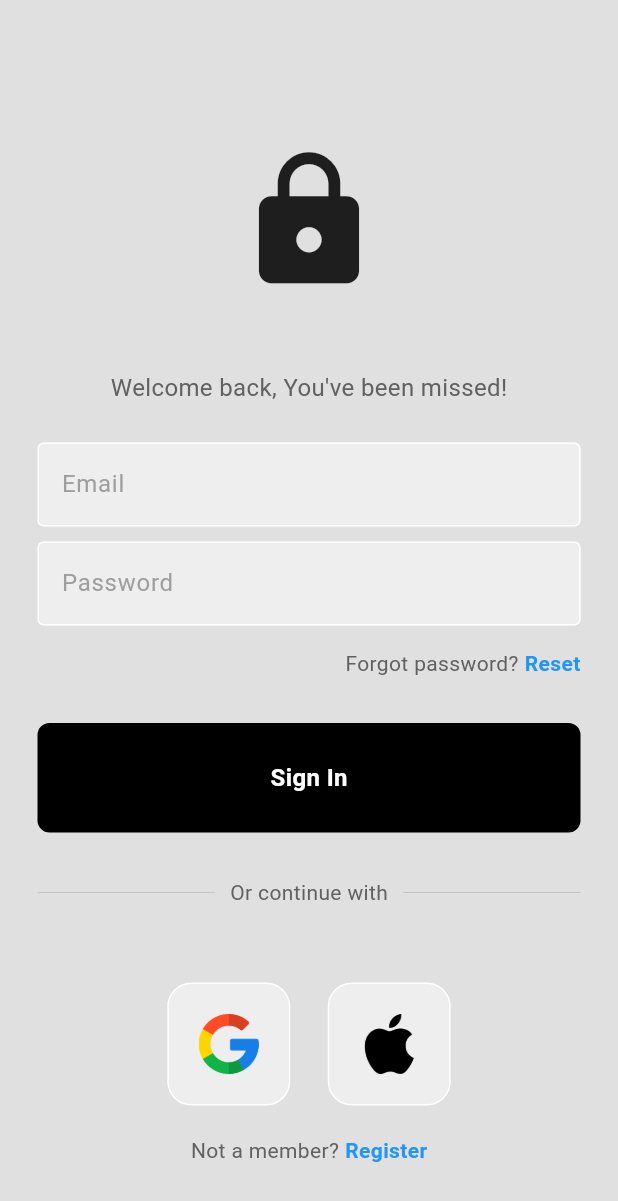
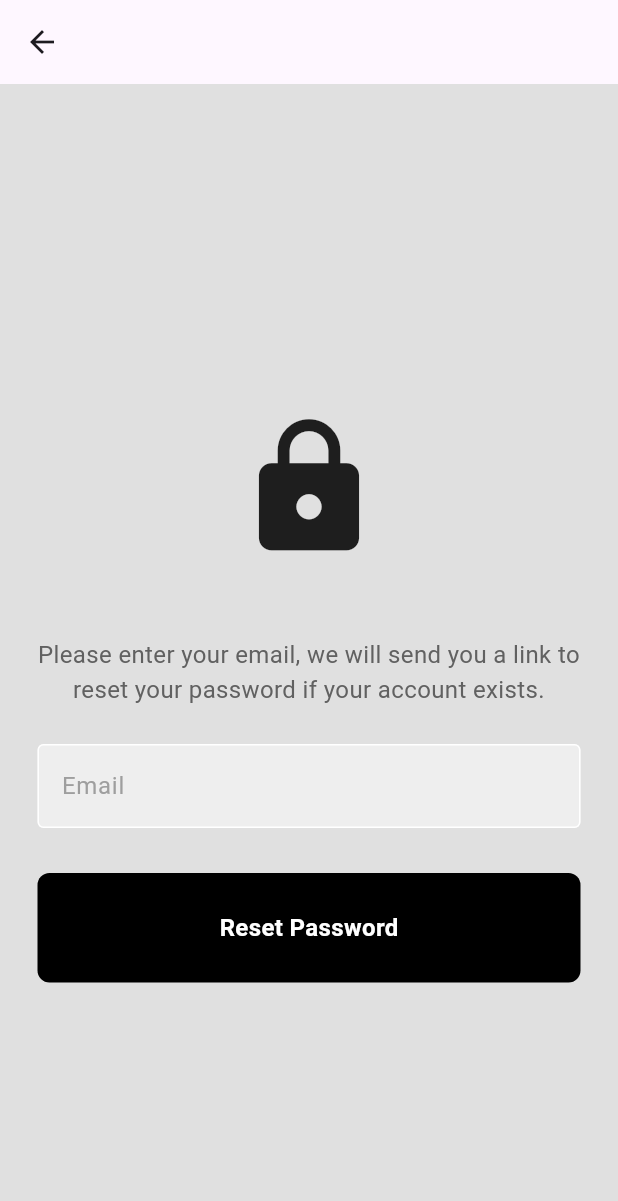
Before and after one commit to AnkhEl/eservelink, a Flutter app: the AuthWrapper screen opened directly, after a tap on "Reset", on a phone screen of 412 x 824 dp. Shown: the top 1201 px of the screen. Run offline on Flutter 3.47's test engine with Material 3 defaults, Android fonts, the phone set to English and light mode, and no system bars; our stand-ins replace cloud_firestore, dartz, equatable, firebase_auth, firebase_core, flutter_bloc and 5 more; accounts and stored records are empty.

Commit message:
Added password reset functionality
This commit introduces the ability for users to reset their passwords.

Key changes include:

- **New UI:** A `PasswordResetPage` has been created for users to enter their email and request a password reset.
- **Domain Logic:**
    - `ResetPassword` use case and `ResetPasswordParams` have been added.
    - `AuthRepository` interface now includes a `resetPassword` method.
- **Data Layer:**
    - `FirebaseAuthRepository` implements the `resetPassword` method, using Firebase Authentication's `sendPasswordResetEmail`.
- **Bloc Integration:**
    - New `AuthEvent`s: `ResetPasswordEvent`, `ShowResetPasswordPageEvent`.
    - New `AuthState`s: `AuthShowPasswordReset`, `ResetPasswordLoading`, `ResetPasswordSuccess`, `ResetPasswordFailure`.
    - `AuthBloc` now handles password reset requests and UI navigation for the reset flow.
- **Navigation:**
    - Users can navigate to the password reset page from the login page.
    - `AuthWrapper` updated to handle new password reset states.
- **Dependency Injection:** `ResetPassword` use case is registered in the DI container.
- **UI Updates:**
    - Login page now has a "Reset" link to navigate to the password reset page.
    - Success and error messages are displayed to the user during the password reset process.

```diff
--- a/lib/core/util/injection_container.dart
+++ b/lib/core/util/injection_container.dart
@@ -1,6 +1,7 @@
 import 'package:cloud_firestore/cloud_firestore.dart';
 import 'package:eservelink/features/auth/data/repositories/user_repository_impl.dart';
 import 'package:eservelink/features/auth/domain/repositories/user_repository.dart';
+import 'package:eservelink/features/auth/domain/usecases/reset_password.dart';
 import 'package:get_it/get_it.dart';
 import 'package:firebase_auth/firebase_auth.dart';
 import 'package:google_sign_in/google_sign_in.dart';
@@ -43,6 +44,7 @@ Future<void> init() async {
   sl.registerLazySingleton<SignInWithApple>(() => SignInWithApple(sl()));
   sl.registerLazySingleton<GetCurrentUser>(() => GetCurrentUser(sl()));
   sl.registerLazySingleton<SignOut>(() => SignOut(sl()));
+  sl.registerLazySingleton<ResetPassword>(() => ResetPassword(sl()));
 
   // TODO: Add other core service registrations (like network checker, local storage, etc.) here as needed
 }
--- a/lib/features/auth/data/repositories/firebase_auth_repository.dart
+++ b/lib/features/auth/data/repositories/firebase_auth_repository.dart
@@ -158,4 +158,18 @@ class FirebaseAuthRepository implements AuthRepository {
         return 'An unknown error occurred.';
     }
   }
+
+  @override
+  Future<Either<Failure, void>> resetPassword({required String email}) async {
+    try {
+      await firebaseAuth.sendPasswordResetEmail(email: email);
+      return const Right(null);
+    } on firebase_auth.FirebaseAuthException catch (e) {
+      return Left(ServerFailure(_mapFirebaseAuthError(e.code)));
+    } catch (e) {
+      return Left(
+        ServerFailure('Failed to send password reset email: ${e.toString()}'),
+      );
+    }
+  }
 }
--- a/lib/features/auth/domain/repositories/auth_repository.dart
+++ b/lib/features/auth/domain/repositories/auth_repository.dart
@@ -22,4 +22,6 @@ abstract class AuthRepository {
   Future<Either<Failure, void>> signOut();
 
   Future<Either<Failure, UserEntity?>> getCurrentUser();
+
+  Future<Either<Failure, void>> resetPassword({required String email});
 }
--- /dev/null
+++ b/lib/features/auth/domain/usecases/reset_password.dart
@@ -0,0 +1,25 @@
+import 'package:dartz/dartz.dart';
+import 'package:equatable/equatable.dart';
+import 'package:eservelink/core/error/failures.dart';
+import 'package:eservelink/core/usecases/usecase.dart';
+import 'package:eservelink/features/auth/domain/repositories/auth_repository.dart';
+
+class ResetPassword extends UseCase<void, ResetPasswordParams> {
+  final AuthRepository repository;
+
+  ResetPassword(this.repository);
+
+  @override
+  Future<Either<Failure, void>> call(ResetPasswordParams params) async {
+    return await repository.resetPassword(email: params.email);
+  }
+}
+
+class ResetPasswordParams extends Equatable {
+  final String email;
+
+  const ResetPasswordParams({required this.email});
+
+  @override
+  List<Object> get props => [email];
+}
--- a/lib/features/auth/presentation/bloc/auth_bloc.dart
+++ b/lib/features/auth/presentation/bloc/auth_bloc.dart
@@ -3,6 +3,7 @@ import 'dart:async';
 import 'package:eservelink/core/usecases/usecase.dart';
 import 'package:eservelink/features/auth/domain/entities/user_entity.dart';
 import 'package:eservelink/features/auth/domain/usecases/get_current_user.dart';
+import 'package:eservelink/features/auth/domain/usecases/reset_password.dart';
 import 'package:eservelink/features/auth/domain/usecases/sign_in_with_apple.dart';
 import 'package:eservelink/features/auth/domain/usecases/sign_in_with_email.dart';
 import 'package:eservelink/features/auth/domain/usecases/sign_in_with_google.dart';
@@ -19,6 +20,7 @@ class AuthBloc extends Bloc<AuthEvent, AuthState> {
   final SignInWithApple signInWithApple;
   final GetCurrentUser getCurrentUser;
   final SignOut signOut;
+  final ResetPassword resetPassword;
 
   AuthBloc({
     required this.registerWithEmail,
@@ -27,6 +29,7 @@ class AuthBloc extends Bloc<AuthEvent, AuthState> {
     required this.signInWithApple,
     required this.getCurrentUser,
     required this.signOut,
+    required this.resetPassword,
   }) : super(AuthInitial()) {
     on<RegisterWithEmailEvent>(_onRegisterWithEmail);
     on<SignInWithEmailEvent>(_onSignInWithEmail);
@@ -34,8 +37,10 @@ class AuthBloc extends Bloc<AuthEvent, AuthState> {
     on<SignInWithAppleEvent>(_onSignInWithApple);
     on<GetCurrentUserEvent>(_onGetCurrentUser);
     on<SignOutEvent>(_onSignOut);
+    on<ResetPasswordEvent>(_onResetPasswordEvent);
     on<ShowLoginPageEvent>(_onShowLoginPage);
     on<ShowRegisterPageEvent>(_onShowRegisterPage);
+    on<ShowResetPasswordPageEvent>(_onShowResetPasswordPage);
   }
 
   Future<void> _onSignInWithEmail(
@@ -146,4 +151,24 @@ class AuthBloc extends Bloc<AuthEvent, AuthState> {
   ) {
     emit(const AuthShowRegister());
   }
+
+  FutureOr<void> _onShowResetPasswordPage(
+    ShowResetPasswordPageEvent event,
+    Emitter<AuthState> emit,
+  ) {
+    emit(const AuthShowPasswordReset());
+  }
+
+  FutureOr<void> _onResetPasswordEvent(
+    ResetPasswordEvent event,
+    Emitter<AuthState> emit,
+  ) async {
+    emit(ResetPasswordLoading());
+
+    final result = await resetPassword(ResetPasswordParams(email: event.email));
+    result.fold(
+      (failure) => emit(ResetPasswordFailure(message: failure.message)),
+      (_) => emit(ResetPasswordSuccess(email: event.email)),
+    );
+  }
 }
--- a/lib/features/auth/presentation/bloc/auth_event.dart
+++ b/lib/features/auth/presentation/bloc/auth_event.dart
@@ -48,6 +48,15 @@ class SignOutEvent extends AuthEvent {
   const SignOutEvent();
 }
 
+class ResetPasswordEvent extends AuthEvent {
+  final String email;
+
+  const ResetPasswordEvent({required this.email});
+
+  @override
+  List<Object?> get props => [email];
+}
+
 class ShowLoginPageEvent extends AuthEvent {
   const ShowLoginPageEvent();
 }
@@ -55,3 +64,7 @@ class ShowLoginPageEvent extends AuthEvent {
 class ShowRegisterPageEvent extends AuthEvent {
   const ShowRegisterPageEvent();
 }
+
+class ShowResetPasswordPageEvent extends AuthEvent {
+  const ShowResetPasswordPageEvent();
+}
--- a/lib/features/auth/presentation/bloc/auth_state.dart
+++ b/lib/features/auth/presentation/bloc/auth_state.dart
@@ -37,3 +37,29 @@ class AuthShowLogin extends AuthState {
 class AuthShowRegister extends AuthState {
   const AuthShowRegister();
 }
+
+class AuthShowPasswordReset extends AuthState {
+  const AuthShowPasswordReset();
+}
+
+class ResetPasswordLoading extends AuthState {
+  const ResetPasswordLoading();
+}
+
+class ResetPasswordSuccess extends AuthState {
+  final String email;
+
+  const ResetPasswordSuccess({required this.email});
+
+  @override
+  List<Object?> get props => [email];
+}
+
+class ResetPasswordFailure extends AuthState {
+  final String message;
+
+  const ResetPasswordFailure({required this.message});
+
+  @override
+  List<Object?> get props => [message];
+}
--- a/lib/features/auth/presentation/components/auth_wrapper.dart
+++ b/lib/features/auth/presentation/components/auth_wrapper.dart
@@ -1,3 +1,4 @@
+import 'package:eservelink/features/auth/presentation/pages/password_reset_page.dart';
 import 'package:eservelink/features/auth/presentation/pages/register_page.dart';
 import 'package:flutter/material.dart';
 import 'package:flutter_bloc/flutter_bloc.dart';
@@ -51,6 +52,14 @@ class _AuthWrapperState extends State<AuthWrapper> {
           return const LoginPage();
         }
 
+        if (state is AuthShowPasswordReset) {
+          return PasswordResetPage();
+        }
+
+        if (state is ResetPasswordSuccess) {
+          return PasswordResetPage();
+        }
+
         if (state is AuthFailure) {
           return _isOnRegisterPage ? const RegisterPage() : const LoginPage();
         }
--- a/lib/features/auth/presentation/pages/login_page.dart
+++ b/lib/features/auth/presentation/pages/login_page.dart
@@ -110,7 +110,10 @@ class _LoginPageState extends State<LoginPage> {
                             ),
                             SizedBox(width: 4),
                             GestureDetector(
-                              onTap: () {},
+                              onTap:
+                                  () => context.read<AuthBloc>().add(
+                                    ShowResetPasswordPageEvent(),
+                                  ),
                               child: Text(
                                 'Reset',
                                 style: TextStyle(
--- /dev/null
+++ b/lib/features/auth/presentation/pages/password_reset_page.dart
@@ -0,0 +1,123 @@
+import 'package:eservelink/core/util/auth_validator.dart';
+import 'package:eservelink/features/auth/presentation/bloc/auth_bloc.dart';
+import 'package:eservelink/features/auth/presentation/bloc/auth_event.dart';
+import 'package:eservelink/features/auth/presentation/bloc/auth_state.dart';
+import 'package:eservelink/features/auth/presentation/components/my_button.dart';
+import 'package:eservelink/features/auth/presentation/components/my_textfield.dart';
+import 'package:flutter/material.dart';
+import 'package:flutter_bloc/flutter_bloc.dart';
+
+class PasswordResetPage extends StatefulWidget {
+  const PasswordResetPage({super.key});
+
+  @override
+  State<PasswordResetPage> createState() => _PasswordResetPageState();
+}
+
+class _PasswordResetPageState extends State<PasswordResetPage> {
+  final _emailController = TextEditingController();
+
+  final _formKey = GlobalKey<FormState>();
+
+  void _onResetPasswordPressed() {
+    if (_formKey.currentState!.validate()) {
+      final email = _emailController.text.trim();
+      context.read<AuthBloc>().add(ResetPasswordEvent(email: email));
+    }
+  }
+
+  @override
+  Widget build(BuildContext context) {
+    return Scaffold(
+      appBar: AppBar(),
+      backgroundColor: Colors.grey[300],
+      body: BlocConsumer<AuthBloc, AuthState>(
+        listener: (context, state) {
+          if (state is ResetPasswordFailure) {
+            ScaffoldMessenger.of(context).showSnackBar(
+              SnackBar(
+                content: Text(state.message),
+                backgroundColor: Colors.red,
+              ),
+            );
+          } else if (state is ResetPasswordSuccess) {
+            ScaffoldMessenger.of(context).showSnackBar(
+              SnackBar(
+                content: Text('Password reset email sent to ${state.email}'),
+                backgroundColor: Colors.green,
+              ),
+            );
+
+            Future.delayed(const Duration(seconds: 2), () {
+              if (context.mounted) {
+                context.read<AuthBloc>().add(ShowLoginPageEvent());
+              }
+            });
+          }
+        },
+        builder: (context, state) {
+          if (state is AuthLoading) {
+            return const Center(child: CircularProgressIndicator());
+          }
+          return SafeArea(
+            child: Center(
+              child: SingleChildScrollView(
+                child: Form(
+                  autovalidateMode: AutovalidateMode.onUserInteraction,
+                  key: _formKey,
+                  child: Column(
+                    mainAxisAlignment: MainAxisAlignment.center,
+                    children: [
+                      const SizedBox(height: 50),
+
+                      // logo
+                      const Icon(Icons.lock, size: 100),
+
+                      const SizedBox(height: 50),
+
+                      Padding(
+                        padding: const EdgeInsets.symmetric(horizontal: 25),
+                        child: Text(
+                          'Please enter your email, we will send you a link to reset your password if your account exists.',
+                          style: TextStyle(
+                            color: Colors.grey[700],
+                            fontSize: 16,
+                          ),
+                          textAlign: TextAlign.center,
+                        ),
+                      ),
+
+                      const SizedBox(height: 25),
+
+                      MyTextField(
+                        controller: _emailController,
+                        hintText: 'Email',
+                        obscureText: false,
+                        validator: AuthValidator.validateEmail,
+                        keyboardType: TextInputType.emailAddress,
+                        textInputAction: TextInputAction.done,
+                      ),
+
+                      const SizedBox(height: 30),
+
+                      MyButton(
+                        onTap: _onResetPasswordPressed,
+                        title: 'Reset Password',
+                      ),
+                    ],
+                  ),
+                ),
+              ),
+            ),
+          );
+        },
+      ),
+    );
+  }
+
+  @override
+  void dispose() {
+    _emailController.dispose();
+    super.dispose();
+  }
+}
--- a/lib/main.dart
+++ b/lib/main.dart
@@ -1,5 +1,6 @@
 import 'package:eservelink/features/auth/domain/usecases/get_current_user.dart';
 import 'package:eservelink/features/auth/domain/usecases/register_with_email.dart';
+import 'package:eservelink/features/auth/domain/usecases/reset_password.dart';
 import 'package:eservelink/features/auth/domain/usecases/sign_in_with_apple.dart';
 import 'package:eservelink/features/auth/domain/usecases/sign_in_with_email.dart';
 import 'package:eservelink/features/auth/domain/usecases/sign_in_with_google.dart';
@@ -42,6 +43,7 @@ class MyApp extends StatelessWidget {
               signInWithApple: di.sl<SignInWithApple>(),
               getCurrentUser: di.sl<GetCurrentUser>(),
               signOut: di.sl<SignOut>(),
+              resetPassword: di.sl<ResetPassword>(),
             );
 
             if (isOnboarded) {
```
